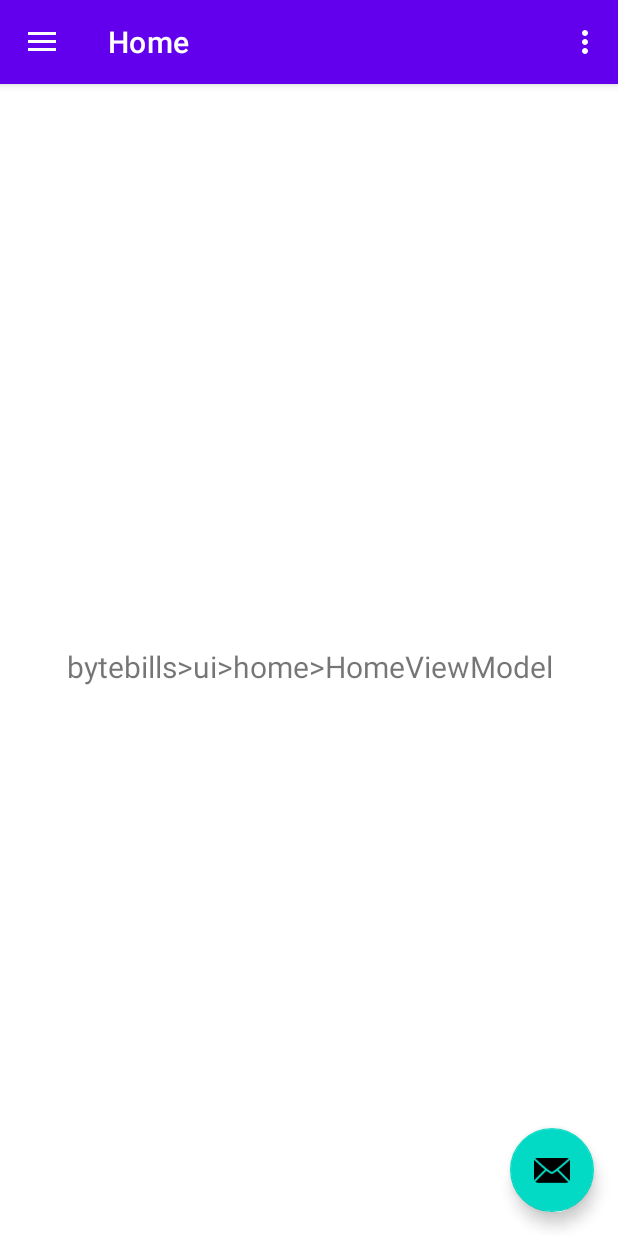
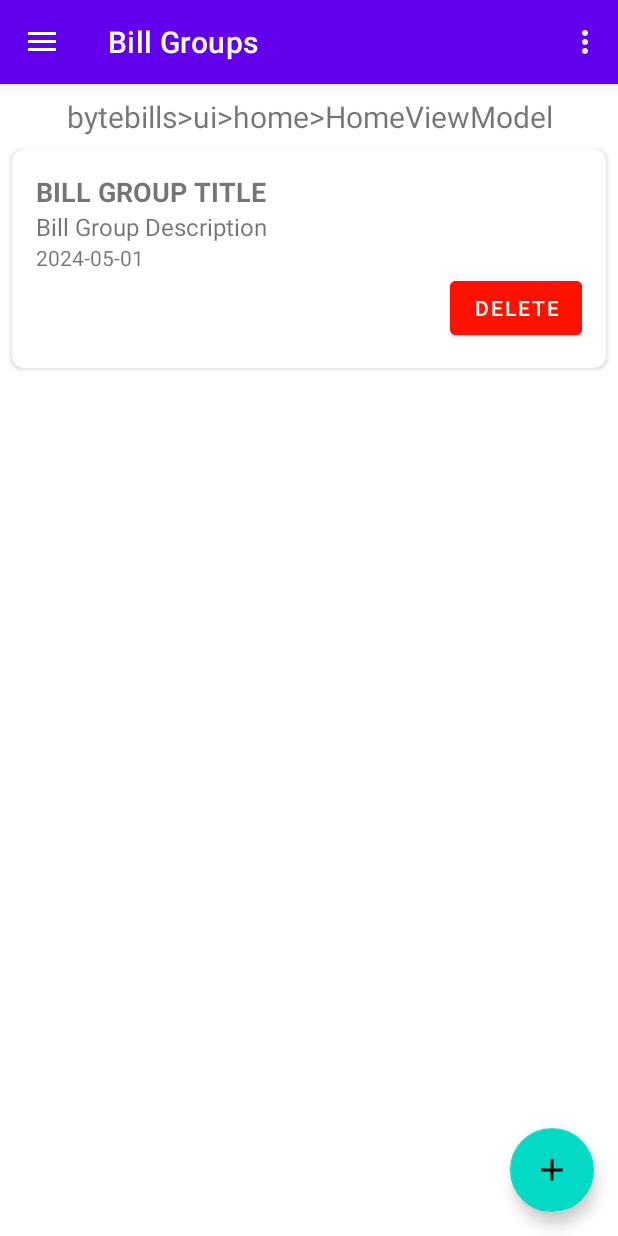
Before and after one commit to AlvaroVelascoPrieto/ByteBills, an Android app: the MainActivity screen opened directly, with no data from a screen before it, on a phone screen of 412 x 824 dp. Run offline under Robolectric (Android 15) with nearby library versions, the phone set to English and light mode, and no system bars; our stand-ins replace navigation-ui.

Commit message:
Added recyclerview to main activity for BillGroup display and changed default values for side menu

```diff
--- /dev/null
+++ b/app/src/main/java/com/example/bytebills/model/BillGroup.java
@@ -0,0 +1,47 @@
+package com.example.bytebills.model;
+public class BillGroup {
+    private int id;
+    private String title;
+    private String description;
+    private String lastUpdateDate;
+
+    public BillGroup(int id, String title, String description, String lastUpdateDate) {
+        this.id = id;
+        this.title = title;
+        this.description = description;
+        this.lastUpdateDate = lastUpdateDate;
+    }
+
+    // Getters and setters
+    public int getId() {
+        return id;
+    }
+
+    public void setId(int id) {
+        this.id = id;
+    }
+
+    public String getTitle() {
+        return title;
+    }
+
+    public void setTitle(String title) {
+        this.title = title;
+    }
+
+    public String getDescription() {
+        return description;
+    }
+
+    public void setDescription(String description) {
+        this.description = description;
+    }
+
+    public String getLastUpdateDate() {
+        return lastUpdateDate;
+    }
+
+    public void setLastUpdateDate(String lastUpdateDate) {
+        this.lastUpdateDate = lastUpdateDate;
+    }
+}
--- /dev/null
+++ b/app/src/main/java/com/example/bytebills/ui/home/BillGroupAdapter.java
@@ -0,0 +1,117 @@
+package com.example.bytebills.ui.home;
+
+import android.annotation.SuppressLint;
+import android.content.DialogInterface;
+import android.content.Intent;
+import android.view.LayoutInflater;
+import android.view.View;
+import android.view.ViewGroup;
+import android.widget.Button;
+import android.widget.TextView;
+import androidx.annotation.NonNull;
+import androidx.recyclerview.widget.RecyclerView;
+import androidx.appcompat.app.AlertDialog;
+
+import com.example.bytebills.R;
+import com.example.bytebills.model.BillGroup;
+
+import java.text.ParseException;
+import java.text.SimpleDateFormat;
+import java.util.Date;
+import java.util.List;
+import java.util.Locale;
+
+public class BillGroupAdapter extends RecyclerView.Adapter<BillGroupAdapter.TaskViewHolder> {
+    private final List<BillGroup> billGroupList;
+    private OnDeleteClickListener onDeleteClickListener;
+
+    public BillGroupAdapter(List<BillGroup> billGroupList) {
+        this.billGroupList = billGroupList;
+    }
+
+    public interface OnDeleteClickListener {
+        void onDeleteClick(int position);
+    }
+
+
+
+    public static class TaskViewHolder extends RecyclerView.ViewHolder {
+        TextView textViewBillGroupTitle;
+        TextView textViewBillGroupDescription;
+        TextView textViewLastUpdateDate;
+        Button buttonDeleteBillGroup;
+
+        public TaskViewHolder(View itemView) {
+            super(itemView);
+            textViewBillGroupTitle = itemView.findViewById(R.id.textViewBillGroupTitle);
+            textViewBillGroupDescription = itemView.findViewById(R.id.textViewBillGroupDesc);
+            textViewLastUpdateDate = itemView.findViewById(R.id.textViewBillDate);
+            buttonDeleteBillGroup = itemView.findViewById(R.id.buttonDeleteBillGroup);
+        }
+    }
+
+    @NonNull
+    @Override
+    public TaskViewHolder onCreateViewHolder(ViewGroup parent, int viewType) {
+        View view = LayoutInflater.from(parent.getContext()).inflate(R.layout.bill_group_card, parent, false);
+        return new TaskViewHolder(view);
+    }
+
+    @Override
+    public void onBindViewHolder(@NonNull TaskViewHolder holder, @SuppressLint("RecyclerView") int position) {
+        BillGroup currentBillGroup = billGroupList.get(position);
+
+        holder.textViewBillGroupTitle.setText(currentBillGroup.getTitle());
+        holder.textViewBillGroupDescription.setText(currentBillGroup.getDescription());
+
+        // Format and display the due date
+        SimpleDateFormat dateFormat = new SimpleDateFormat("yyyy-MM-dd", Locale.getDefault());
+        try {
+            Date dueDate = dateFormat.parse(currentBillGroup.getLastUpdateDate());
+            String formattedDate = dateFormat.format(dueDate);
+            holder.textViewLastUpdateDate.setText(formattedDate);
+        } catch (ParseException e) {
+            e.printStackTrace();
+            holder.textViewLastUpdateDate.setText("Invalid date format");
+        }
+
+
+        // Set click listener for delete button
+        holder.buttonDeleteBillGroup.setOnClickListener(new View.OnClickListener() {
+            @Override
+            public void onClick(View v) {
+                // Show confirmation dialog before deleting the task
+                String title = v.getContext().getString(R.string.confirm_delete_title);
+                String message = v.getContext().getString(R.string.confirm_delete_message);
+                AlertDialog.Builder builder = new AlertDialog.Builder(v.getContext());
+                builder.setTitle(title);
+                builder.setMessage(message);
+                String delete = v.getContext().getString(R.string.delete);
+                builder.setPositiveButton(delete, new DialogInterface.OnClickListener() {
+                    @Override
+                    public void onClick(DialogInterface dialog, int which) {
+                        // Call onDeleteClick method to handle task deletion
+                        if (onDeleteClickListener != null) {
+                            onDeleteClickListener.onDeleteClick(position);
+                        }
+                    }
+                });
+                String cancel = v.getContext().getString(R.string.cancel);
+                builder.setNegativeButton(cancel, new DialogInterface.OnClickListener() {
+                    @Override
+                    public void onClick(DialogInterface dialog, int which) {
+                        // Dismiss the dialog
+                        dialog.dismiss();
+                    }
+                });
+                AlertDialog dialog = builder.create();
+                dialog.show();
+            }
+        });
+    }
+
+    @Override
+    public int getItemCount() {
+        return billGroupList.size();
+    }
+}
--- a/app/src/main/java/com/example/bytebills/ui/home/HomeFragment.java
+++ b/app/src/main/java/com/example/bytebills/ui/home/HomeFragment.java
@@ -1,6 +1,8 @@
 package com.example.bytebills.ui.home;
 
+import android.os.Build;
 import android.os.Bundle;
+import android.os.SystemClock;
 import android.view.LayoutInflater;
 import android.view.View;
 import android.view.ViewGroup;
@@ -9,11 +11,22 @@ import android.widget.TextView;
 import androidx.annotation.NonNull;
 import androidx.fragment.app.Fragment;
 import androidx.lifecycle.ViewModelProvider;
+import androidx.recyclerview.widget.LinearLayoutManager;
+import androidx.recyclerview.widget.RecyclerView;
 
+import com.example.bytebills.databinding.BillGroupCardBinding;
 import com.example.bytebills.databinding.FragmentHomeBinding;
+import com.example.bytebills.model.BillGroup;
+
+import java.time.LocalDateTime;
+import java.util.ArrayList;
+import java.util.Date;
+import java.util.List;
 
 public class HomeFragment extends Fragment {
-
+    private RecyclerView recyclerView;
+    private BillGroupAdapter adapter;
+    private List<BillGroup> billGroupList;
     private FragmentHomeBinding binding;
 
     public View onCreateView(@NonNull LayoutInflater inflater,
@@ -26,6 +39,23 @@ public class HomeFragment extends Fragment {
 
         final TextView textView = binding.textHome;
         homeViewModel.getText().observe(getViewLifecycleOwner(), textView::setText);
+
+        // Initialize RecyclerView
+        recyclerView = binding.recyclerViewBillGroups;
+        recyclerView.setLayoutManager(new LinearLayoutManager(getActivity()));
+
+
+
+        // Fetch tasks from database
+        billGroupList = new ArrayList<BillGroup>();
+        if (Build.VERSION.SDK_INT >= Build.VERSION_CODES.O) {
+            billGroupList.add(new BillGroup(0, "BILL GROUP TITLE", "Bill Group Description", LocalDateTime.now().toString()));
+        }
+
+        // Set up RecyclerView adapter
+        adapter = new BillGroupAdapter(billGroupList);
+        recyclerView.setAdapter(adapter);
+
         return root;
     }
 
--- a/app/src/main/java/com/example/bytebills/ui/login/LoginFragment.java
+++ b/app/src/main/java/com/example/bytebills/ui/login/LoginFragment.java
@@ -29,8 +29,6 @@ public class LoginFragment extends Fragment {
 
     public View onCreateView(@NonNull LayoutInflater inflater,
                              ViewGroup container, Bundle savedInstanceState) {
-        LoginViewModel homeViewModel =
-                new ViewModelProvider(this).get(LoginViewModel.class);
 
         binding = FragmentLoginBinding.inflate(inflater, container, false);
         View root = binding.getRoot();
--- a/app/src/main/java/com/example/bytebills/ui/login/LoginViewModel.java
+++ /dev/null
@@ -1,19 +0,0 @@
-package com.example.bytebills.ui.login;
-
-import androidx.lifecycle.LiveData;
-import androidx.lifecycle.MutableLiveData;
-import androidx.lifecycle.ViewModel;
-
-public class LoginViewModel extends ViewModel {
-
-    private final MutableLiveData<String> mText;
-
-    public LoginViewModel() {
-        mText = new MutableLiveData<>();
-        mText.setValue("bytebills>ui>home>HomeViewModel");
-    }
-
-    public LiveData<String> getText() {
-        return mText;
-    }
-}
--- /dev/null
+++ b/app/src/main/res/drawable/baseline_add_24.xml
@@ -0,0 +1,5 @@
+<vector android:height="24dp" android:tint="#000000"
+    android:viewportHeight="24" android:viewportWidth="24"
+    android:width="24dp" xmlns:android="http://schemas.android.com/apk/res/android">
+    <path android:fillColor="@android:color/white" android:pathData="M19,13h-6v6h-2v-6H5v-2h6V5h2v6h6v2z"/>
+</vector>
--- /dev/null
+++ b/app/src/main/res/drawable/baseline_euro_symbol_24.xml
@@ -0,0 +1,5 @@
+<vector android:height="24dp" android:tint="#FFFFFF"
+    android:viewportHeight="24" android:viewportWidth="24"
+    android:width="24dp" xmlns:android="http://schemas.android.com/apk/res/android">
+    <path android:fillColor="@android:color/white" android:pathData="M15,18.5c-2.51,0 -4.68,-1.42 -5.76,-3.5H15v-2H8.58c-0.05,-0.33 -0.08,-0.66 -0.08,-1s0.03,-0.67 0.08,-1H15V9H9.24C10.32,6.92 12.5,5.5 15,5.5c1.61,0 3.09,0.59 4.23,1.57L21,5.3C19.41,3.87 17.3,3 15,3c-3.92,0 -7.24,2.51 -8.48,6H3v2h3.06c-0.04,0.33 -0.06,0.66 -0.06,1 0,0.34 0.02,0.67 0.06,1H3v2h3.52c1.24,3.49 4.56,6 8.48,6 2.31,0 4.41,-0.87 6,-2.3l-1.78,-1.77c-1.13,0.98 -2.6,1.57 -4.22,1.57z"/>
+</vector>
--- /dev/null
+++ b/app/src/main/res/drawable/baseline_format_list_bulleted_24.xml
@@ -0,0 +1,5 @@
+<vector android:autoMirrored="true" android:height="24dp"
+    android:tint="#FFFFFF" android:viewportHeight="24"
+    android:viewportWidth="24" android:width="24dp" xmlns:android="http://schemas.android.com/apk/res/android">
+    <path android:fillColor="@android:color/white" android:pathData="M4,10.5c-0.83,0 -1.5,0.67 -1.5,1.5s0.67,1.5 1.5,1.5 1.5,-0.67 1.5,-1.5 -0.67,-1.5 -1.5,-1.5zM4,4.5c-0.83,0 -1.5,0.67 -1.5,1.5S3.17,7.5 4,7.5 5.5,6.83 5.5,6 4.83,4.5 4,4.5zM4,16.5c-0.83,0 -1.5,0.68 -1.5,1.5s0.68,1.5 1.5,1.5 1.5,-0.68 1.5,-1.5 -0.67,-1.5 -1.5,-1.5zM7,19h14v-2L7,17v2zM7,13h14v-2L7,11v2zM7,5v2h14L21,5L7,5z"/>
+</vector>
--- a/app/src/main/res/layout/app_bar_main.xml
+++ b/app/src/main/res/layout/app_bar_main.xml
@@ -29,6 +29,6 @@
         android:layout_gravity="bottom|end"
         android:layout_marginEnd="@dimen/fab_margin"
         android:layout_marginBottom="16dp"
-        app:srcCompat="@android:drawable/ic_dialog_email" />
+        app:srcCompat="@drawable/baseline_add_24" />
 
 </androidx.coordinatorlayout.widget.CoordinatorLayout>
--- /dev/null
+++ b/app/src/main/res/layout/bill_group_card.xml
@@ -0,0 +1,50 @@
+<?xml version="1.0" encoding="utf-8"?>
+<androidx.cardview.widget.CardView xmlns:android="http://schemas.android.com/apk/res/android"
+    xmlns:app="http://schemas.android.com/apk/res-auto"
+    android:layout_width="match_parent"
+    android:layout_height="wrap_content"
+    android:layout_margin="8dp"
+    app:cardCornerRadius="8dp">
+
+    <RelativeLayout
+        android:layout_width="match_parent"
+        android:layout_height="wrap_content"
+        android:padding="16dp">
+
+        <TextView
+            android:id="@+id/textViewBillGroupTitle"
+            android:layout_width="wrap_content"
+            android:layout_height="wrap_content"
+            android:textSize="18sp"
+            android:textStyle="bold"
+            android:hint="@string/bill_group_title"/>
+
+        <TextView
+            android:id="@+id/textViewBillGroupDesc"
+            android:layout_width="wrap_content"
+            android:layout_height="wrap_content"
+            android:layout_below="@id/textViewBillGroupTitle"
+            android:textSize="16sp"
+            android:hint="Short description"/>
+
+        <TextView
+            android:id="@+id/textViewBillDate"
+            android:layout_width="wrap_content"
+            android:layout_height="wrap_content"
+            android:layout_below="@id/textViewBillGroupDesc"
+            android:textSize="14sp"
+            android:hint="Last bill date"/>
+
+        <Button
+            android:id="@+id/buttonDeleteBillGroup"
+            android:layout_width="wrap_content"
+            android:layout_height="wrap_content"
+            android:text="@string/delete"
+            android:backgroundTint="#FF1100"
+            android:textColor="@android:color/white"
+            android:layout_below="@id/textViewBillDate"
+            android:layout_alignParentEnd="true"/>
+
+
+    </RelativeLayout>
+</androidx.cardview.widget.CardView>
--- a/app/src/main/res/layout/fragment_home.xml
+++ b/app/src/main/res/layout/fragment_home.xml
@@ -1,5 +1,5 @@
 <?xml version="1.0" encoding="utf-8"?>
-<androidx.constraintlayout.widget.ConstraintLayout xmlns:android="http://schemas.android.com/apk/res/android"
+<RelativeLayout xmlns:android="http://schemas.android.com/apk/res/android"
     xmlns:app="http://schemas.android.com/apk/res-auto"
     xmlns:tools="http://schemas.android.com/tools"
     android:layout_width="match_parent"
@@ -19,4 +19,11 @@
         app:layout_constraintEnd_toEndOf="parent"
         app:layout_constraintStart_toStartOf="parent"
         app:layout_constraintTop_toTopOf="parent" />
-</androidx.constraintlayout.widget.ConstraintLayout>
+    <androidx.recyclerview.widget.RecyclerView
+        android:id="@+id/recyclerViewBillGroups"
+        android:layout_width="match_parent"
+        android:layout_height="match_parent"
+        android:layout_below="@id/text_home"
+        app:layoutManager="androidx.recyclerview.widget.LinearLayoutManager" />
+
+</RelativeLayout>
--- a/app/src/main/res/layout/nav_header_main.xml
+++ b/app/src/main/res/layout/nav_header_main.xml
@@ -14,8 +14,8 @@
 
     <ImageView
         android:id="@+id/imageView"
-        android:layout_width="wrap_content"
-        android:layout_height="wrap_content"
+        android:layout_width="85dp"
+        android:layout_height="85dp"
         android:contentDescription="@string/nav_header_desc"
         android:paddingTop="@dimen/nav_header_vertical_spacing"
         app:srcCompat="@mipmap/ic_launcher_round" />
--- a/app/src/main/res/menu/activity_main_drawer.xml
+++ b/app/src/main/res/menu/activity_main_drawer.xml
@@ -6,15 +6,15 @@
     <group android:checkableBehavior="single">
         <item
             android:id="@+id/nav_home"
-            android:icon="@drawable/ic_menu_camera"
+            android:icon="@drawable/baseline_format_list_bulleted_24"
             android:title="@string/menu_home" />
         <item
             android:id="@+id/nav_gallery"
-            android:icon="@drawable/ic_menu_gallery"
-            android:title="@string/menu_gallery" />
+            android:icon="@drawable/baseline_euro_symbol_24"
+            android:title="@string/menu_mybills" />
         <item
             android:id="@+id/nav_slideshow"
-            android:icon="@drawable/ic_menu_slideshow"
-            android:title="@string/menu_slideshow" />
+            android:icon="@drawable/ic_baseline_person_outline_24"
+            android:title="@string/menu_profile" />
     </group>
 </menu>
--- a/app/src/main/res/navigation/mobile_navigation.xml
+++ b/app/src/main/res/navigation/mobile_navigation.xml
@@ -14,12 +14,12 @@
     <fragment
         android:id="@+id/nav_gallery"
         android:name="com.example.bytebills.ui.gallery.GalleryFragment"
-        android:label="@string/menu_gallery"
+        android:label="@string/menu_mybills"
         tools:layout="@layout/fragment_gallery" />
 
     <fragment
         android:id="@+id/nav_slideshow"
         android:name="com.example.bytebills.ui.slideshow.SlideshowFragment"
-        android:label="@string/menu_slideshow"
+        android:label="@string/menu_profile"
         tools:layout="@layout/fragment_slideshow" />
 </navigation>
--- a/app/src/main/res/values/strings.xml
+++ b/app/src/main/res/values/strings.xml
@@ -7,9 +7,14 @@
     <string name="nav_header_desc">Navigation header</string>
     <string name="action_settings">Settings</string>
 
-    <string name="menu_home">Home</string>
-    <string name="menu_gallery">Gallery</string>
-    <string name="menu_slideshow">Slideshow</string>
+    <string name="menu_home">Bill Groups</string>
+    <string name="menu_mybills">My Bills</string>
+    <string name="menu_profile">Profile</string>
     <string name="menu_login">Log In</string>
     <string name="menu_registration">Registration</string>
+    <string name="bill_group_title">BILL GROUP TITLE</string>
+    <string name="delete">Delete</string>
+    <string name="confirm_delete_title">Confirm deletion</string>
+    <string name="confirm_delete_message">Do you really want to delete this Bill Group?</string>
+    <string name="cancel">Cancel</string>
 </resources>
```
